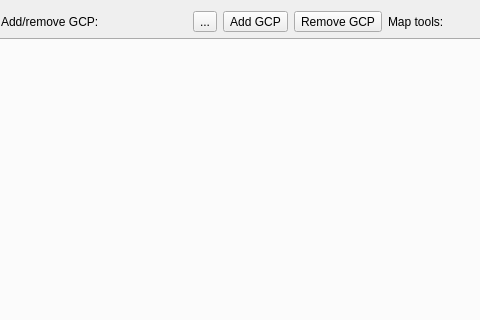
First picture: the form in VectorRectify/vector_rectify_dialog_base.ui, repository danistrigaro/SpatialAdjustment, before the edit; both pictures show x 366 to 846 and y 0 to 320 of the 1104 by 787 pixel window.
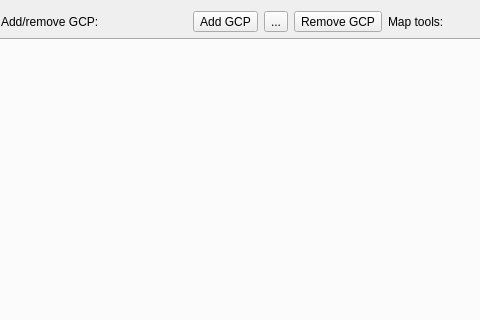
Second picture: the form after the edit. Icons and pictures are not drawn.

Commit message: gui: add a general layout

Patch:
```diff
--- a/VectorRectify/vector_rectify_dialog_base.ui
+++ b/VectorRectify/vector_rectify_dialog_base.ui
@@ -72,22 +72,6 @@
          </property>
         </widget>
        </item>
-       <item>
-        <widget class="QToolButton" name="rmRowBtn">
-         <property name="toolTip">
-          <string>Remove a GCP</string>
-         </property>
-         <property name="text">
-          <string>...</string>
-         </property>
-         <property name="iconSize">
-          <size>
-           <width>24</width>
-           <height>24</height>
-          </size>
-         </property>
-        </widget>
-       </item>
        <item>
         <widget class="QToolButton" name="addGCPBtn">
          <property name="toolTip">
@@ -108,6 +92,22 @@
          </property>
         </widget>
        </item>
+       <item>
+        <widget class="QToolButton" name="rmRowBtn">
+         <property name="toolTip">
+          <string>Remove a GCP</string>
+         </property>
+         <property name="text">
+          <string>...</string>
+         </property>
+         <property name="iconSize">
+          <size>
+           <width>24</width>
+           <height>24</height>
+          </size>
+         </property>
+        </widget>
+       </item>
        <item>
         <widget class="QToolButton" name="cleanSelBtn">
          <property name="toolTip">
```
Left out of the diff: 3 changed lines with no effect on the pictures.
